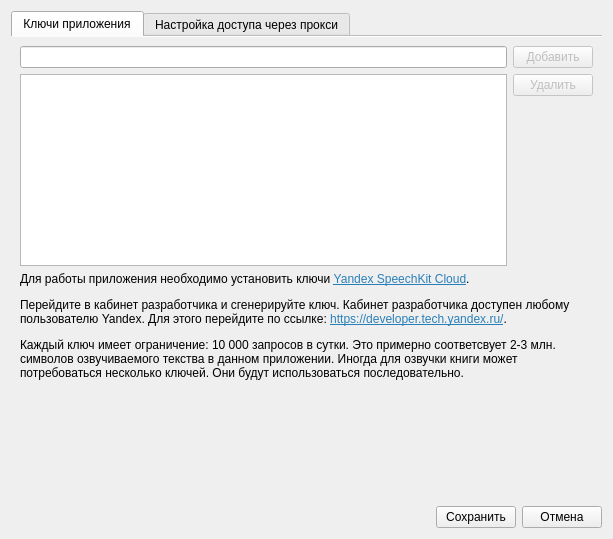
First picture: the form in ui/settingsform.ui, repository 0valse/voiceover, before the edit.
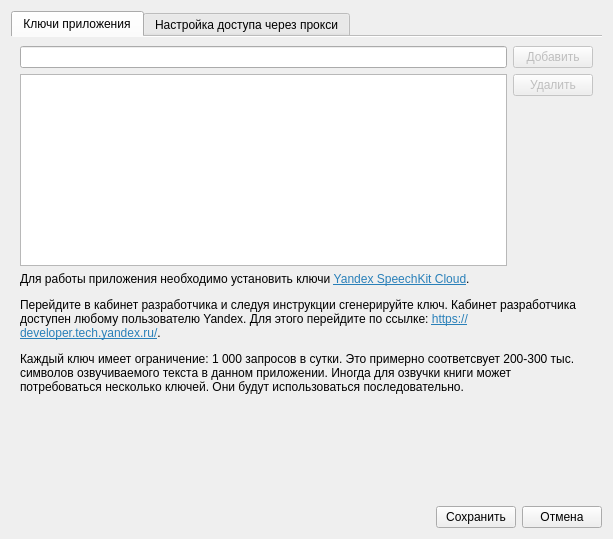
Second picture: the form after the edit. Icons and pictures are not drawn.

```diff
--- a/ui/settingsform.ui
+++ b/ui/settingsform.ui
@@ -100,7 +100,7 @@
        <item>
         <widget class="QLabel" name="labelAboutKeys">
          <property name="text">
-          <string>&lt;html&gt;&lt;head/&gt;&lt;body&gt;&lt;p&gt;Для работы приложения необходимо установить ключи &lt;a href=&quot;https://tech.yandex.ru/speechkit/cloud/&quot;&gt;&lt;span style=&quot; text-decoration: underline; color:#2980b9;&quot;&gt;Yandex SpeechKit Cloud&lt;/span&gt;&lt;/a&gt;.&lt;/p&gt;&lt;p&gt;Перейдите в кабинет разработчика и сгенерируйте ключ. Кабинет разработчика доступен любому пользователю Yandex. Для этого перейдите по ссылке: &lt;a href=&quot;https://developer.tech.yandex.ru/&quot;&gt;&lt;span style=&quot; text-decoration: underline; color:#2980b9;&quot;&gt;https://developer.tech.yandex.ru/&lt;/span&gt;&lt;/a&gt;.&lt;/p&gt;&lt;p&gt;Каждый ключ имеет ограничение: 10 000 запросов в сутки. Это примерно соответсвует 2-3 млн. символов озвучиваемого текства в данном приложении. Иногда для озвучки книги может потребоваться несколько ключей. Они будут использоваться последовательно.&lt;/p&gt;&lt;p&gt;&lt;br/&gt;&lt;/p&gt;&lt;/body&gt;&lt;/html&gt;</string>
+          <string>&lt;html&gt;&lt;head/&gt;&lt;body&gt;&lt;p&gt;Для работы приложения необходимо установить ключи &lt;a href=&quot;https://tech.yandex.ru/speechkit/cloud/&quot;&gt;&lt;span style=&quot; text-decoration: underline; color:#2980b9;&quot;&gt;Yandex SpeechKit Cloud&lt;/span&gt;&lt;/a&gt;.&lt;/p&gt;&lt;p&gt;Перейдите в кабинет разработчика и следуя инструкции сгенерируйте ключ. Кабинет разработчика доступен любому пользователю Yandex. Для этого перейдите по ссылке: &lt;a href=&quot;https://developer.tech.yandex.ru/&quot;&gt;&lt;span style=&quot; text-decoration: underline; color:#2980b9;&quot;&gt;https://developer.tech.yandex.ru/&lt;/span&gt;&lt;/a&gt;.&lt;/p&gt;&lt;p&gt;Каждый ключ имеет ограничение: 1 000 запросов в сутки. Это примерно соответсвует 200-300 тыс. символов озвучиваемого текста в данном приложении. Иногда для озвучки книги может потребоваться несколько ключей. Они будут использоваться последовательно.&lt;/p&gt;&lt;p&gt;&lt;br/&gt;&lt;/p&gt;&lt;/body&gt;&lt;/html&gt;</string>
          </property>
          <property name="wordWrap">
           <bool>true</bool>
```
